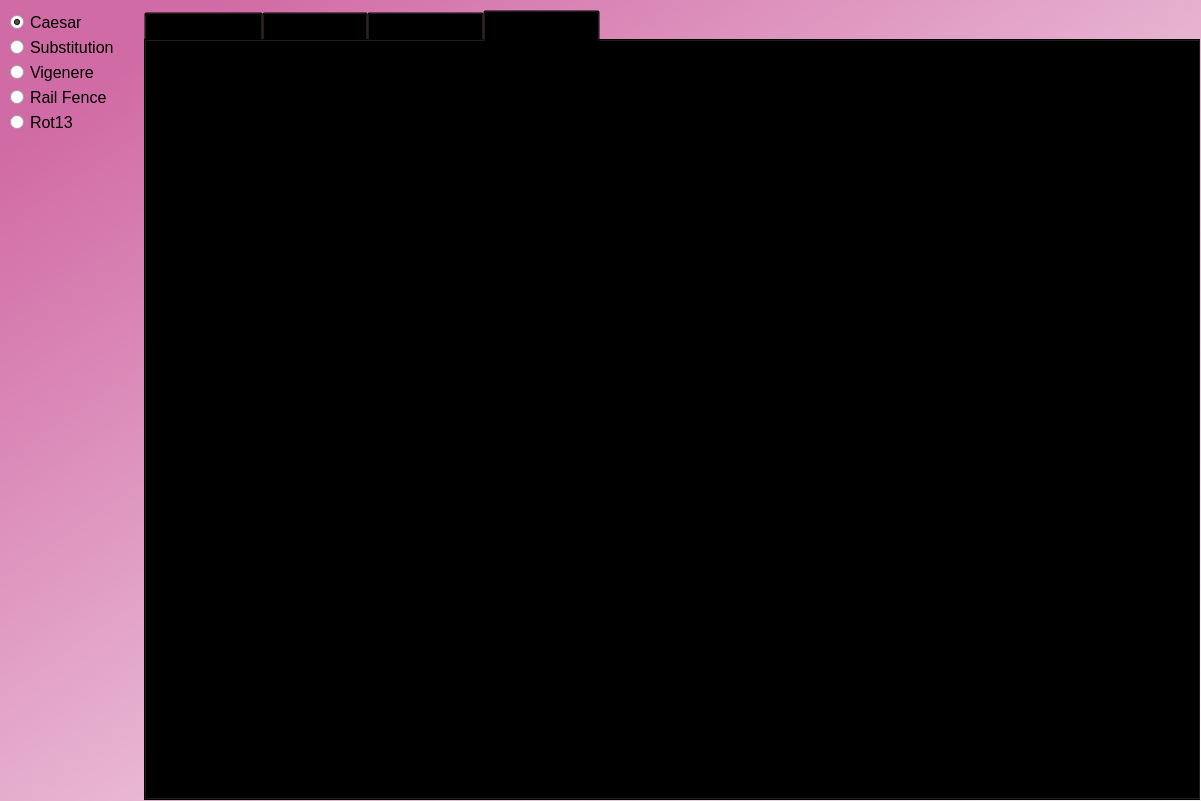
This is ui/select_algorithm_window.ui in mucahitkayadan/Ciper_GUI as Qt 5 draws it before an edit. The edited form follows.
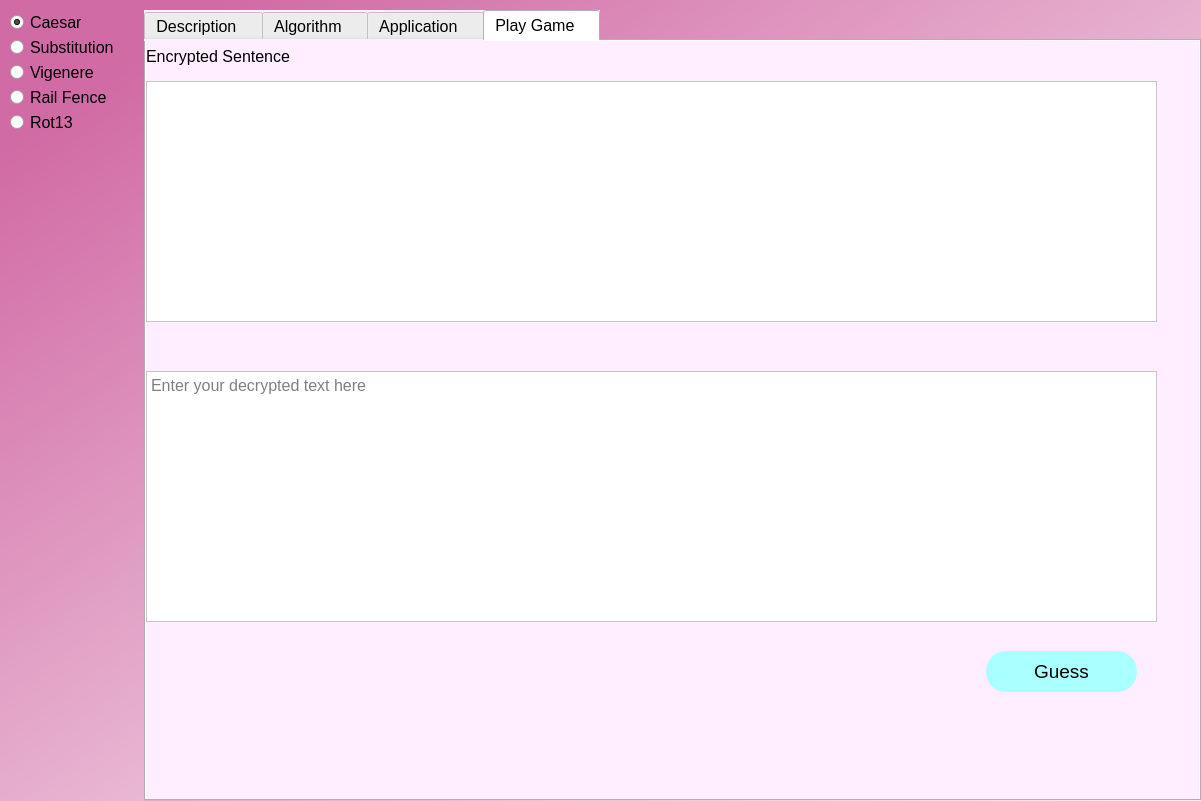
This is the edited form. The open tabs and pages were chosen to show the change.

Diff of the .ui file:
```diff
--- a/ui/select_algorithm_window.ui
+++ b/ui/select_algorithm_window.ui
@@ -127,7 +127,7 @@
        <bool>false</bool>
       </property>
       <property name="styleSheet">
-       <string notr="true">background-color: rgba(0,0,0,0);</string>
+       <string notr="true">background-color: rgb(254, 238, 255);</string>
       </property>
       <property name="currentIndex">
        <number>2</number>
@@ -473,6 +473,120 @@
        <attribute name="title">
         <string>Play Game   </string>
        </attribute>
+       <widget class="QTextEdit" name="game_output_text_edit">
+        <property name="geometry">
+         <rect>
+          <x>0</x>
+          <y>40</y>
+          <width>1011</width>
+          <height>241</height>
+         </rect>
+        </property>
+        <property name="font">
+         <font>
+          <pointsize>12</pointsize>
+         </font>
+        </property>
+        <property name="styleSheet">
+         <string notr="true">background-color: rgb(255, 255, 255);</string>
+        </property>
+        <property name="readOnly">
+         <bool>true</bool>
+        </property>
+        <property name="placeholderText">
+         <string notr="true"/>
+        </property>
+       </widget>
+       <widget class="QLabel" name="label_3">
+        <property name="geometry">
+         <rect>
+          <x>0</x>
+          <y>0</y>
+          <width>191</width>
+          <height>31</height>
+         </rect>
+        </property>
+        <property name="font">
+         <font>
+          <pointsize>12</pointsize>
+         </font>
+        </property>
+        <property name="text">
+         <string>Encrypted Sentence</string>
+        </property>
+       </widget>
+       <widget class="QPushButton" name="game_guess_button">
+        <property name="geometry">
+         <rect>
+          <x>840</x>
+          <y>610</y>
+          <width>151</width>
+          <height>41</height>
+         </rect>
+        </property>
+        <property name="font">
+         <font>
+          <family>MS Shell Dlg 2</family>
+          <pointsize>14</pointsize>
+          <weight>50</weight>
+          <italic>false</italic>
+          <bold>false</bold>
+         </font>
+        </property>
+        <property name="styleSheet">
+         <string notr="true">border-radius:20px;
+background-color: rgb(170, 255, 255);
+font: 14pt &quot;MS Shell Dlg 2&quot;;</string>
+        </property>
+        <property name="text">
+         <string>Guess</string>
+        </property>
+       </widget>
+       <widget class="QTextEdit" name="game_input_text_edit">
+        <property name="geometry">
+         <rect>
+          <x>0</x>
+          <y>330</y>
+          <width>1011</width>
+          <height>251</height>
+         </rect>
+        </property>
+        <property name="font">
+         <font>
+          <pointsize>12</pointsize>
+         </font>
+        </property>
+        <property name="styleSheet">
+         <string notr="true">background-color: rgb(255, 255, 255);</string>
+        </property>
+        <property name="placeholderText">
+         <string notr="true">Enter your decrypted text here</string>
+        </property>
+       </widget>
+       <widget class="QLabel" name="attempt_label">
+        <property name="geometry">
+         <rect>
+          <x>10</x>
+          <y>620</y>
+          <width>301</width>
+          <height>41</height>
+         </rect>
+        </property>
+        <property name="sizePolicy">
+         <sizepolicy hsizetype="Fixed" vsizetype="Fixed">
+          <horstretch>0</horstretch>
+          <verstretch>0</verstretch>
+         </sizepolicy>
+        </property>
+        <property name="font">
+         <font>
+          <pointsize>12</pointsize>
+         </font>
+        </property>
+        <property name="text">
+         <string/>
+        </property>
+       </widget>
       </widget>
      </widget>
     </item>
```
Left out of the diff: 75 changed lines with no effect on the pictures.
